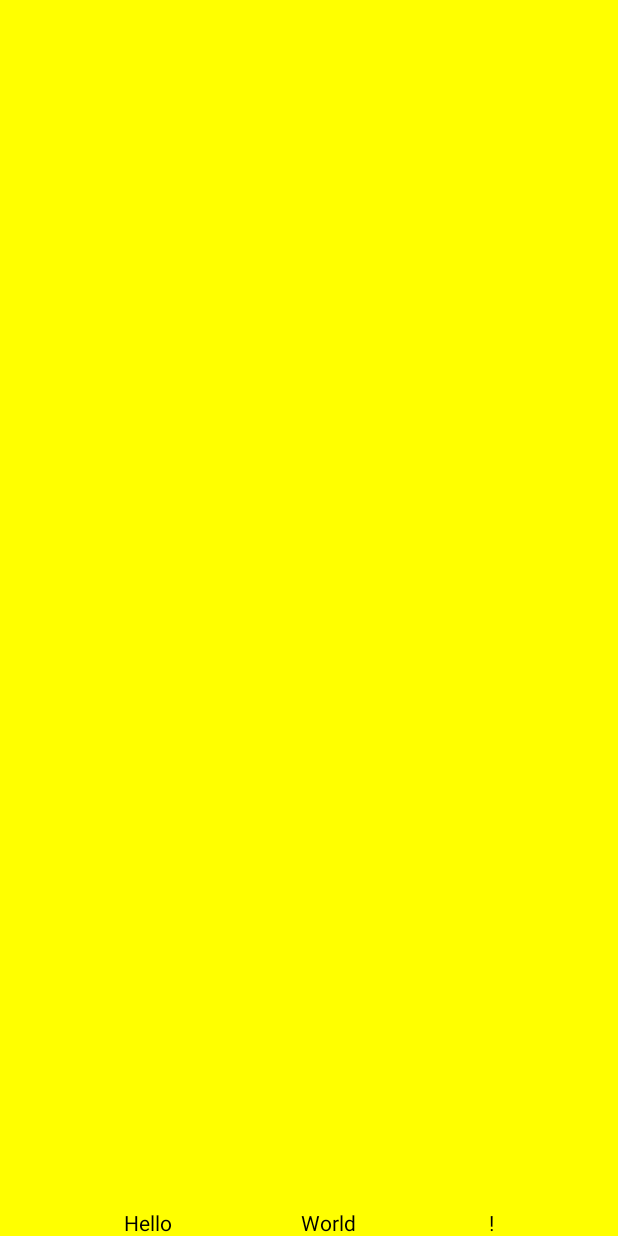
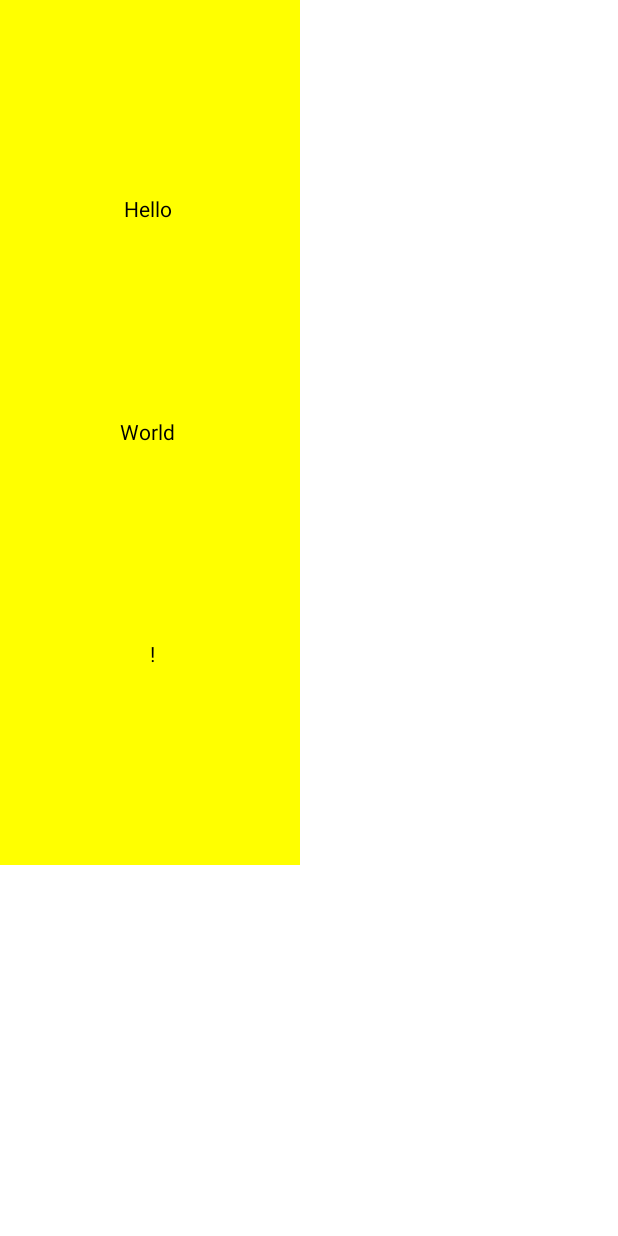
Before and after one commit to bharathkalyans/JetPackCompose, an Android app built with Jetpack Compose: the screen it shows after launch (MainActivity), on a phone screen of 412 x 824 dp. Before the commit the screen is almost empty. Run offline under Robolectric (Android 15) with nearby library versions, the phone set to English and light mode, and no system bars.

Commit message:
Filling Width and Height!

```diff
--- a/app/src/main/java/com/example/demoapp/MainActivity.kt
+++ b/app/src/main/java/com/example/demoapp/MainActivity.kt
@@ -4,10 +4,7 @@ import android.os.Bundle
 import androidx.activity.ComponentActivity
 import androidx.activity.compose.setContent
 import androidx.compose.foundation.background
-import androidx.compose.foundation.layout.Arrangement
-import androidx.compose.foundation.layout.Column
-import androidx.compose.foundation.layout.Row
-import androidx.compose.foundation.layout.fillMaxSize
+import androidx.compose.foundation.layout.*
 import androidx.compose.material.MaterialTheme
 import androidx.compose.material.Surface
 import androidx.compose.material.Text
@@ -16,29 +13,20 @@ import androidx.compose.ui.Alignment
 import androidx.compose.ui.Modifier
 import androidx.compose.ui.graphics.Color
 import androidx.compose.ui.tooling.preview.Preview
+import androidx.compose.ui.unit.dp
 import com.example.demoapp.ui.theme.DemoAppTheme
 
 class MainActivity : ComponentActivity() {
     override fun onCreate(savedInstanceState: Bundle?) {
         super.onCreate(savedInstanceState)
         setContent {
-            /*Column(
+            Column(
                 modifier = Modifier
-                    .fillMaxSize()
+                    .width(200.dp)
+                    .fillMaxHeight(0.7f)
                     .background(Color.Companion.Yellow),
                 horizontalAlignment = Alignment.CenterHorizontally,
                 verticalArrangement = Arrangement.SpaceEvenly
-            ) {
-                Text("Hello ")
-                Text("World ")
-                Text(" !")
-            }*/
-            Row(
-                modifier = Modifier
-                    .fillMaxSize()
-                    .background(Color.Companion.Yellow),
-                verticalAlignment = Alignment.Bottom,
-                horizontalArrangement = Arrangement.SpaceEvenly
             ) {
                 Text("Hello ")
                 Text("World ")
```
